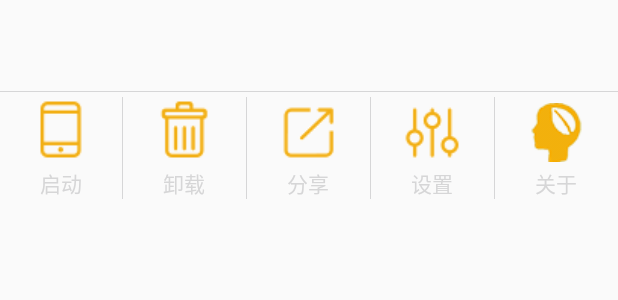
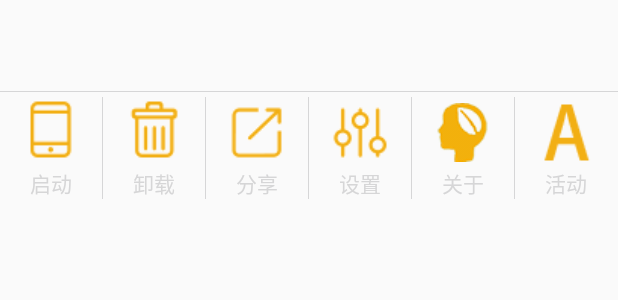
Before and after one commit to baldrsky/MobileGuard, an Android app: the layout item_appmanager_list.xml on its own in the app's theme, with its tools: preview values and no code run, on a phone screen of 412 x 824 dp. Shown: the top 300 px of the screen. Run offline under Robolectric (Android 15) with nearby library versions, the phone set to English and light mode, and no system bars.

Commit message:
更新活动

```diff
--- a/app/src/main/res/layout/item_appmanager_list.xml
+++ b/app/src/main/res/layout/item_appmanager_list.xml
@@ -84,6 +84,16 @@
             android:drawableTop="@drawable/abouticon_yellow_n"
             android:text="关于"/>
 
+        <View
+            android:layout_width="1px"
+            android:layout_height="match_parent"
+            android:background="@color/black30"/>
+        <TextView
+            android:id="@+id/tv_activity_app"
+            style="@style/tvyellow14sp"
+            android:drawableTop="@drawable/activityicon_yellow_n"
+            android:text="活动"/>
+
     </LinearLayout>
 
 </LinearLayout>
```
Also changed, not shown: app/src/main/java/cn/edu/gdmec/android/mobileguard/m4appmanager/adapter/AppManagerAdapter.java (+11 -0 lines), app/src/main/java/cn/edu/gdmec/android/mobileguard/m4appmanager/utils/EngineUtils.java (+20 -0 lines), app/src/main/res/drawable/activityicon_yellow_n.png (added).
